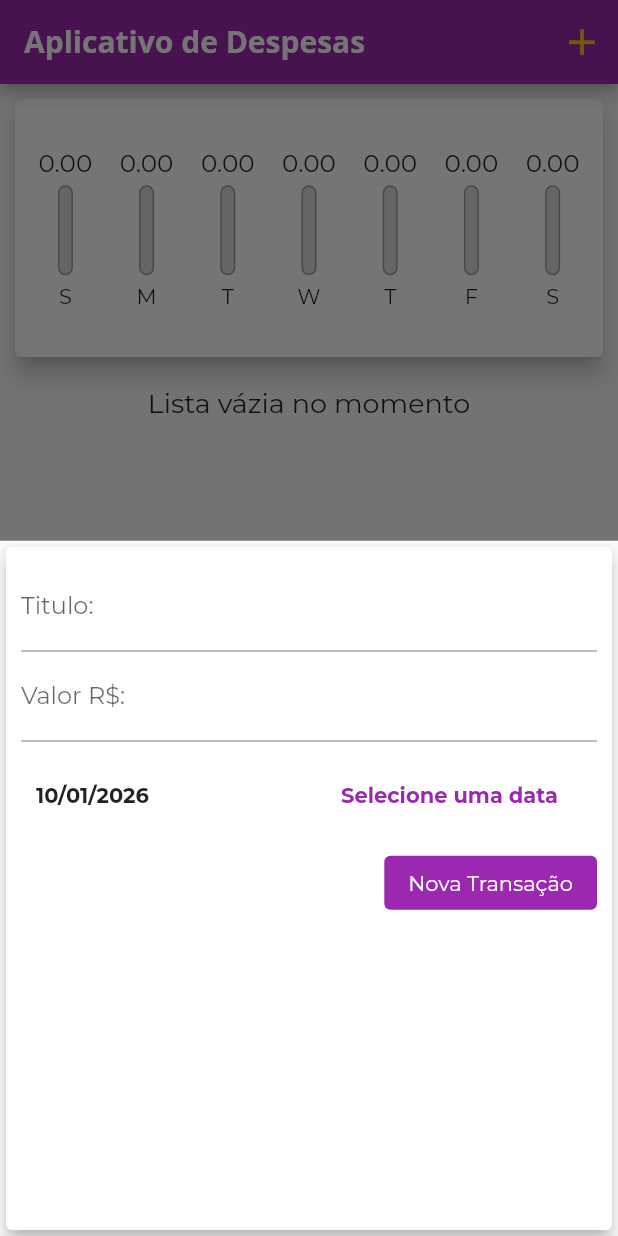
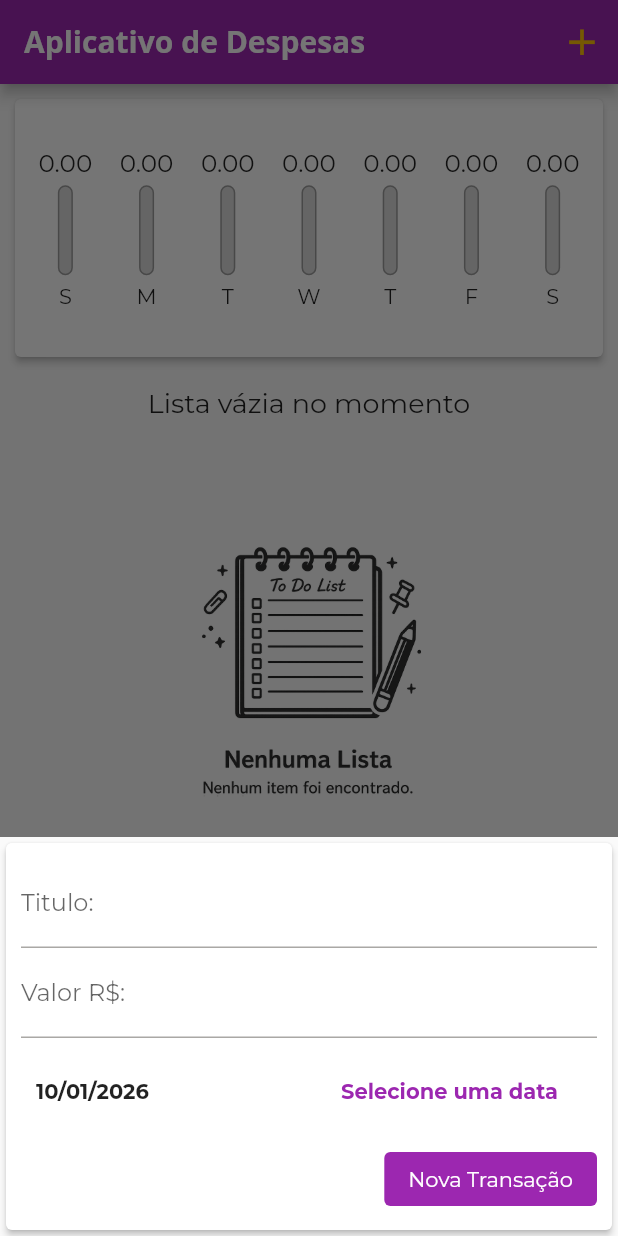
Before and after one commit to nectweb/curso-app-despesesas-flutter, a Flutter app: the screen it shows after launch, after a tap on the "add" icon, on a phone screen of 412 x 824 dp. Run offline on Flutter 3.47's test engine with Material 3 defaults, Android fonts, the phone set to English and light mode, and no system bars.

Commit message:
Fixed tamanhos de telas

```diff
--- a/lib/components/chart.dart
+++ b/lib/components/chart.dart
@@ -37,7 +37,7 @@
   @override
   Widget build(BuildContext context) {
     return Card(
-      elevation: 6,
+      elevation: 2,
       margin: const EdgeInsets.all(10),
       child: Padding(
         padding: const EdgeInsets.all(10),
--- a/lib/components/transaction_form.dart
+++ b/lib/components/transaction_form.dart
@@ -45,10 +45,18 @@
 
   @override
   Widget build(BuildContext context) {
+    final paddingButton = MediaQuery.of(context).viewInsets.bottom + 10;
+
     return Card(
-      elevation: 5,
+      elevation: 2,
       child: Padding(
-        padding: const EdgeInsets.all(10),
+        padding: EdgeInsets.only(
+          top: 10,
+          left: 10,
+          right: 10,
+          bottom: paddingButton,
+        ),
+        child: SingleChildScrollView(
           child: Column(
             children: [
               TextField(
@@ -109,6 +117,7 @@
             ],
           ),
         ),
+      ),
     );
   }
 }
--- a/lib/components/transactions_list.dart
+++ b/lib/components/transactions_list.dart
@@ -42,7 +42,7 @@
             itemBuilder: (ctx, index) {
               final tr = transactions[index];
               return Card(
-                elevation: 5,
+                elevation: 2,
                 margin: EdgeInsetsGeometry.symmetric(
                   vertical: 8,
                   horizontal: 10,
--- a/lib/main.dart
+++ b/lib/main.dart
@@ -74,6 +74,7 @@
   void _openModalTransaction(BuildContext context) {
     showModalBottomSheet(
       context: context,
+      isScrollControlled: true,
       builder: (_) {
         return TransactionForm(onSubmit: _addTransactions);
       },
```
Lines whose indentation alone changed are shown as unchanged.
